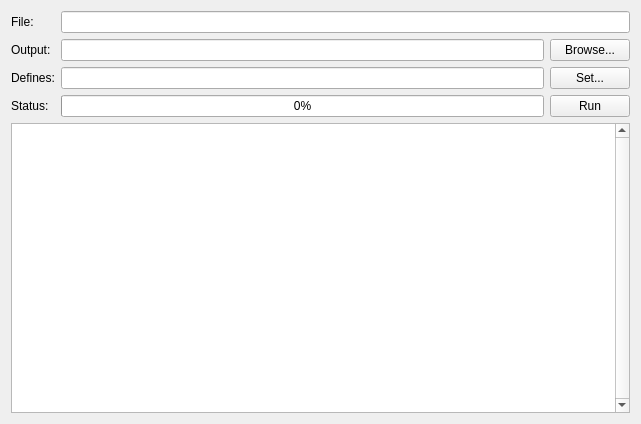
Above: src/gui/SimulationWidget.ui from torrentg/ccruncher before the change. Below: the same form after it.
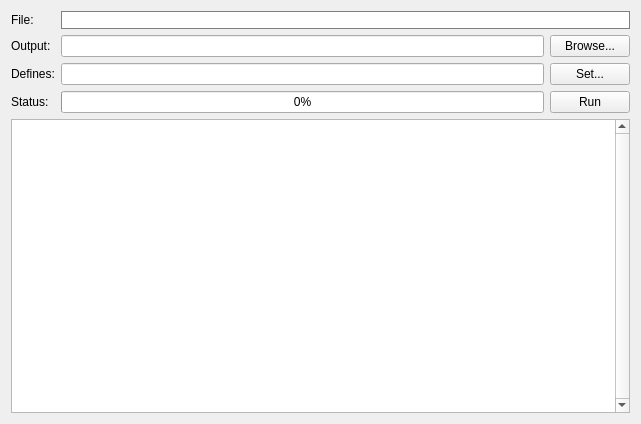
That is the form after the change.

```diff
--- a/src/gui/SimulationWidget.ui
+++ b/src/gui/SimulationWidget.ui
@@ -89,6 +89,12 @@
        </item>
        <item row="0" column="1" colspan="2">
         <widget class="QLineEdit" name="ifile">
+         <property name="styleSheet">
+          <string notr="true">border: 1px solid gray</string>
+         </property>
+         <property name="frame">
+          <bool>false</bool>
+         </property>
          <property name="readOnly">
           <bool>true</bool>
          </property>
```
